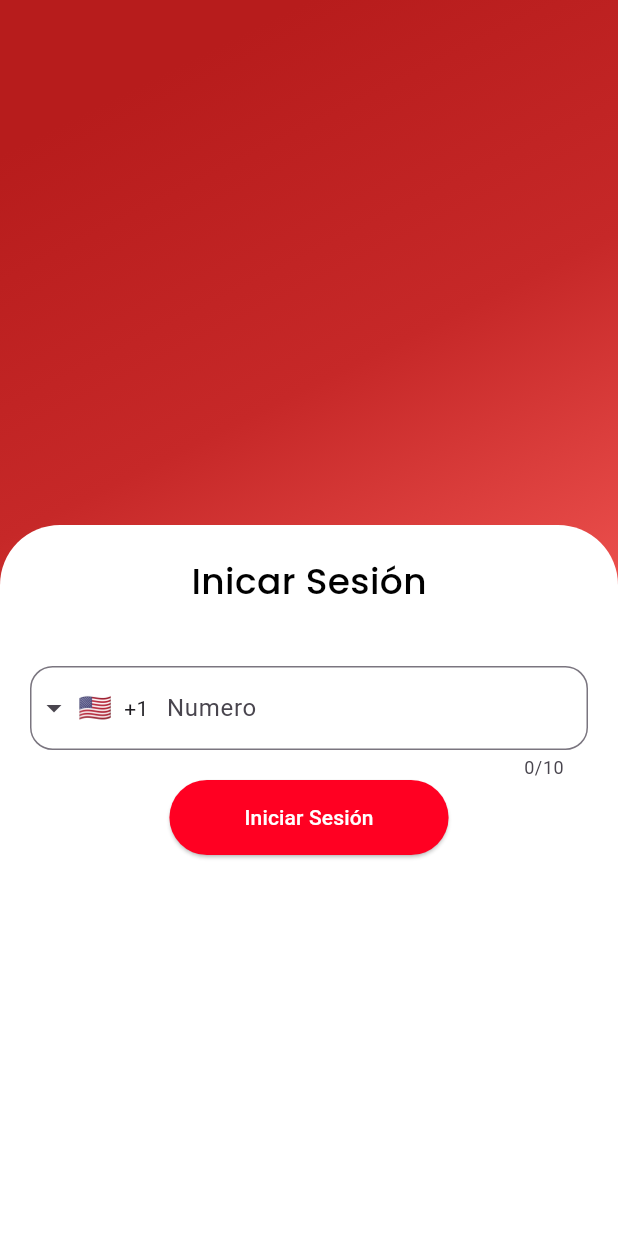
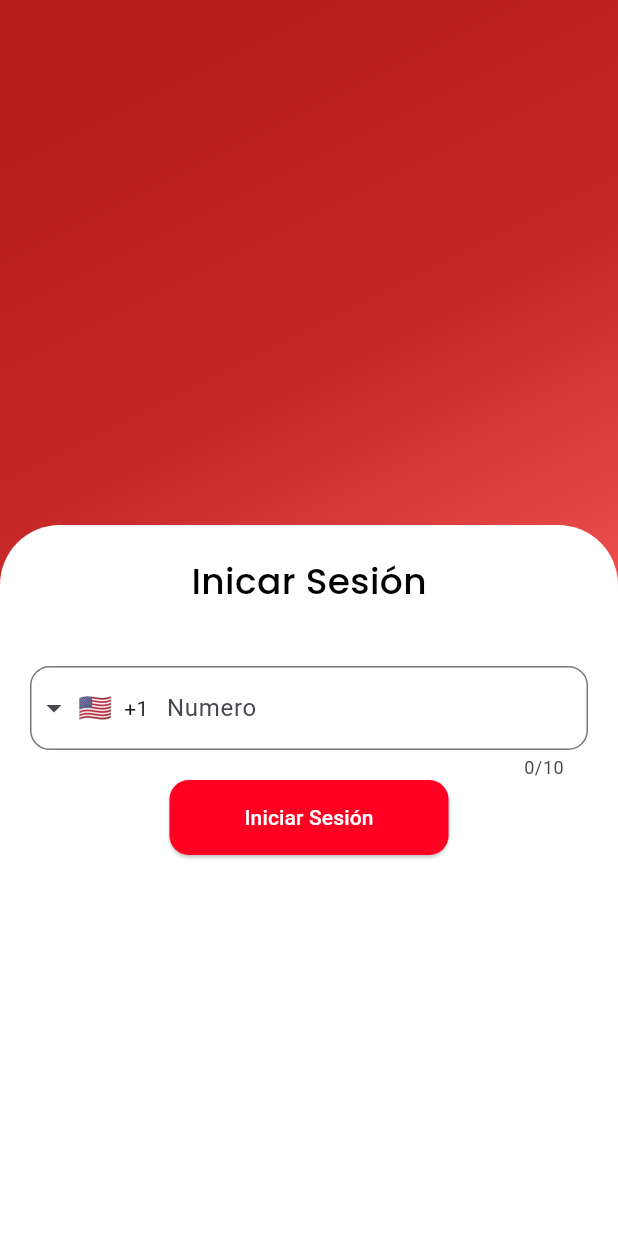
Before and after one commit to alttiplano/Mi_Tiendita, a Flutter app: the screen it shows after launch, on a phone screen of 412 x 824 dp. Run offline on Flutter 3.47's test engine with Material 3 defaults, Android fonts, the phone set to English and light mode, and no system bars; drawn by our look-alikes of intl_phone_field.

Commit message:
:arrow_up: Update `new 2.0`

```diff
--- a/lib/src/pages/auth/login/login_card.dart
+++ b/lib/src/pages/auth/login/login_card.dart
@@ -38,7 +38,7 @@ class LoginCard extends StatelessWidget {
                     labelText: 'Numero',
                     border: OutlineInputBorder(
                       borderRadius: BorderRadius.all(
-                        Radius.circular(15),
+                        Radius.circular(13),
                       ),
                     ),
                   ),
@@ -51,7 +51,7 @@ class LoginCard extends StatelessWidget {
                     padding: const EdgeInsets.symmetric(
                         horizontal: 50, vertical: 15),
                     shape: RoundedRectangleBorder(
-                      borderRadius: BorderRadius.circular(30),
+                      borderRadius: BorderRadius.circular(13),
                     ),
                   ),
                   child: const Text(
--- a/lib/src/themes/button_color.dart
+++ b/lib/src/themes/button_color.dart
@@ -3,4 +3,5 @@ import 'package:flutter/material.dart';
 // Button Color
 class ButtonColor {
   static const Color button = Color(0xFFFF0022);
+  static const Color check = Color(0xFF18fd2f);
 }
```
